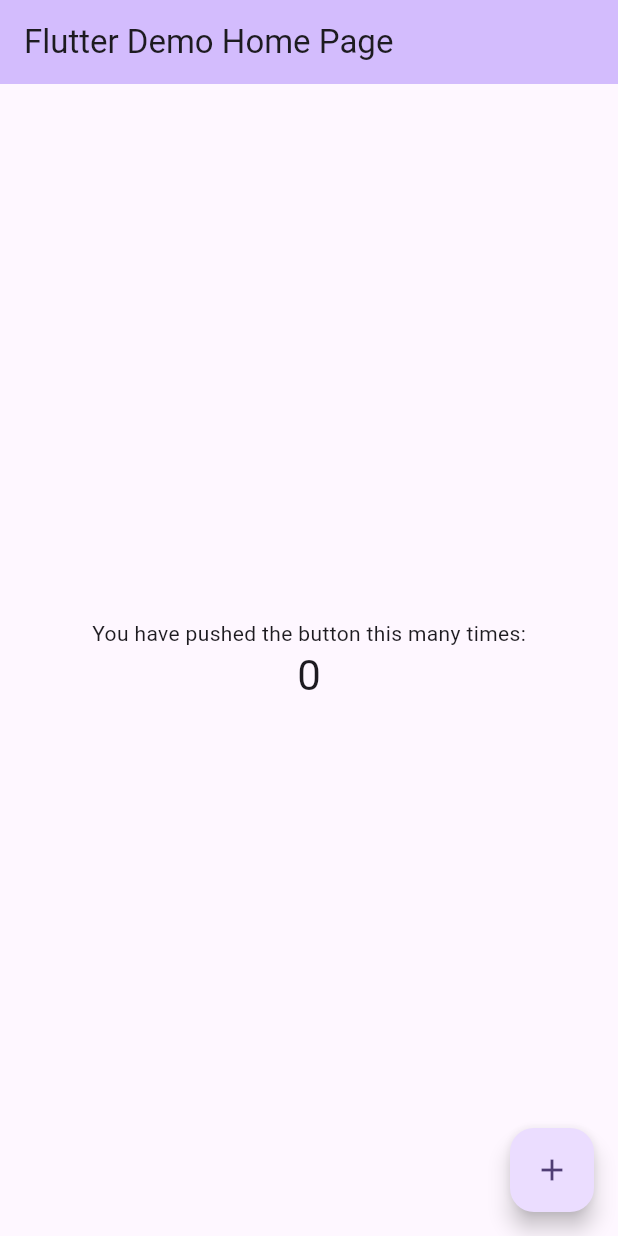
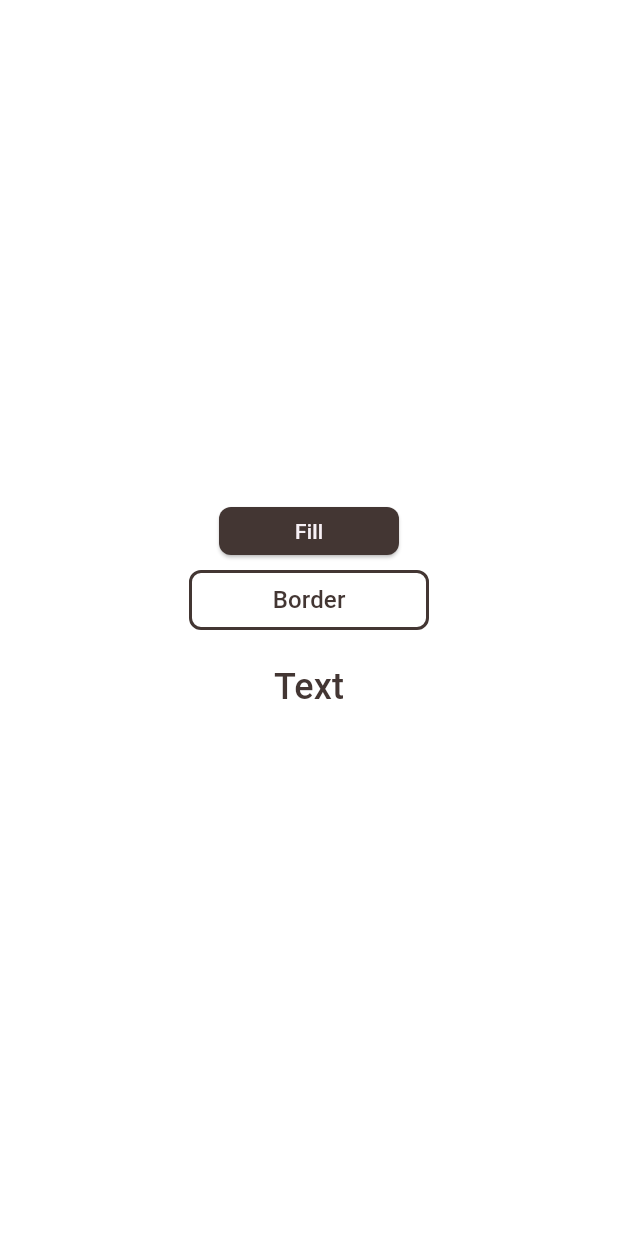
Before and after one commit to Raphdevv/ui_style, a Flutter app: the screen it shows after launch, on a phone screen of 412 x 824 dp. Run offline on Flutter 3.47's test engine with Material 3 defaults, Android fonts, the phone set to English and light mode, and no system bars; Roboto replaces fonts that are missing (Kanit).

Commit message:
add button

```diff
--- a/lib/main.dart
+++ b/lib/main.dart
@@ -1,4 +1,6 @@
 import 'package:flutter/material.dart';
+import 'package:ui_style/presentations/main_page.dart';
+import 'package:ui_style/utils/theme_app.dart';
 
 void main() {
   runApp(const MyApp());
@@ -7,119 +9,15 @@
 class MyApp extends StatelessWidget {
   const MyApp({super.key});
 
-  // This widget is the root of your application.
   @override
   Widget build(BuildContext context) {
     return MaterialApp(
-      title: 'Flutter Demo',
-      theme: ThemeData(
-        // This is the theme of your application.
-        //
-        // TRY THIS: Try running your application with "flutter run". You'll see
-        // the application has a purple toolbar. Then, without quitting the app,
-        // try changing the seedColor in the colorScheme below to Colors.green
-        // and then invoke "hot reload" (save your changes or press the "hot
-        // reload" button in a Flutter-supported IDE, or press "r" if you used
-        // the command line to start the app).
-        //
-        // Notice that the counter didn't reset back to zero; the application
-        // state is not lost during the reload. To reset the state, use hot
-        // restart instead.
-        //
-        // This works for code too, not just values: Most code changes can be
-        // tested with just a hot reload.
-        colorScheme: ColorScheme.fromSeed(seedColor: Colors.deepPurple),
-        useMaterial3: true,
-      ),
-      home: const MyHomePage(title: 'Flutter Demo Home Page'),
+      title: 'UI Style',
+      theme: AppTheme.lightTheme,
+      darkTheme: AppTheme.darkTheme,
+      themeMode: ThemeMode.system,
+      debugShowCheckedModeBanner: false,
+      home: const MainPage(),
     );
   }
 }
-
-class MyHomePage extends StatefulWidget {
-  const MyHomePage({super.key, required this.title});
-
-  // This widget is the home page of your application. It is stateful, meaning
-  // that it has a State object (defined below) that contains fields that affect
-  // how it looks.
-
-  // This class is the configuration for the state. It holds the values (in this
-  // case the title) provided by the parent (in this case the App widget) and
-  // used by the build method of the State. Fields in a Widget subclass are
-  // always marked "final".
-
-  final String title;
-
-  @override
-  State<MyHomePage> createState() => _MyHomePageState();
-}
-
-class _MyHomePageState extends State<MyHomePage> {
-  int _counter = 0;
-
-  void _incrementCounter() {
-    setState(() {
-      // This call to setState tells the Flutter framework that something has
-      // changed in this State, which causes it to rerun the build method below
-      // so that the display can reflect the updated values. If we changed
-      // _counter without calling setState(), then the build method would not be
-      // called again, and so nothing would appear to happen.
-      _counter++;
-    });
-  }
-
-  @override
-  Widget build(BuildContext context) {
-    // This method is rerun every time setState is called, for instance as done
-    // by the _incrementCounter method above.
-    //
-    // The Flutter framework has been optimized to make rerunning build methods
-    // fast, so that you can just rebuild anything that needs updating rather
-    // than having to individually change instances of widgets.
-    return Scaffold(
-      appBar: AppBar(
-        // TRY THIS: Try changing the color here to a specific color (to
-        // Colors.amber, perhaps?) and trigger a hot reload to see the AppBar
-        // change color while the other colors stay the same.
-        backgroundColor: Theme.of(context).colorScheme.inversePrimary,
-        // Here we take the value from the MyHomePage object that was created by
-        // the App.build method, and use it to set our appbar title.
-        title: Text(widget.title),
-      ),
-      body: Center(
-        // Center is a layout widget. It takes a single child and positions it
-        // in the middle of the parent.
-        child: Column(
-          // Column is also a layout widget. It takes a list of children and
-          // arranges them vertically. By default, it sizes itself to fit its
-          // children horizontally, and tries to be as tall as its parent.
-          //
-          // Column has various properties to control how it sizes itself and
-          // how it positions its children. Here we use mainAxisAlignment to
-          // center the children vertically; the main axis here is the vertical
-          // axis because Columns are vertical (the cross axis would be
-          // horizontal).
-          //
-          // TRY THIS: Invoke "debug painting" (choose the "Toggle Debug Paint"
-          // action in the IDE, or press "p" in the console), to see the
-          // wireframe for each widget.
-          mainAxisAlignment: MainAxisAlignment.center,
-          children: <Widget>[
-            const Text(
-              'You have pushed the button this many times:',
-            ),
-            Text(
-              '$_counter',
-              style: Theme.of(context).textTheme.headlineMedium,
-            ),
-          ],
-        ),
-      ),
-      floatingActionButton: FloatingActionButton(
-        onPressed: _incrementCounter,
-        tooltip: 'Increment',
-        child: const Icon(Icons.add),
-      ), // This trailing comma makes auto-formatting nicer for build methods.
-    );
-  }
-}
--- /dev/null
+++ b/lib/presentations/main_page.dart
@@ -0,0 +1,46 @@
+import 'package:flutter/material.dart';
+import 'package:ui_style/utils/app_enums.dart';
+import 'package:ui_style/widgets/u_button_widget.dart';
+
+class MainPage extends StatefulWidget {
+  const MainPage({super.key});
+
+  @override
+  State<MainPage> createState() => _MainPageState();
+}
+
+class _MainPageState extends State<MainPage> {
+  @override
+  Widget build(BuildContext context) {
+    return Scaffold(
+      backgroundColor: Theme.of(context).colorScheme.surface,
+      body: Center(
+        child: Column(
+          mainAxisAlignment: MainAxisAlignment.center,
+          children: [
+            UButtonWidget(
+              text: "Fill",
+              style: UButtonStyle.fill,
+              size: UButtonSize.s,
+              onPressed: () {},
+            ),
+            SizedBox(height: 10),
+            UButtonWidget(
+              text: "Border",
+              style: UButtonStyle.border,
+              size: UButtonSize.m,
+              onPressed: () {},
+            ),
+            SizedBox(height: 10),
+            UButtonWidget(
+              text: "Text",
+              size: UButtonSize.xl,
+              style: UButtonStyle.text,
+              onPressed: () {},
+            ),
+          ],
+        ),
+      ),
+    );
+  }
+}
--- /dev/null
+++ b/lib/utils/app_dimensions.dart
@@ -0,0 +1,31 @@
+import 'package:flutter/material.dart';
+
+class AppDimensionsSize {
+  static Size s = Size(12, 32);
+  static Size m = Size(16, 40);
+  static Size l = Size(20, 48);
+  static Size xl = Size(24, 56);
+}
+
+class AppDimensionsFontSize {
+  static double s = 14.0;
+  static double m = 16.0;
+  static double l = 20.0;
+  static double xl = 24.0;
+}
+
+class AppDimensionsRadius {
+  static double none = 0.0;
+  static double extraSmall = 4.0;
+  static double small = 8.0;
+  static double medium = 12.0;
+  static double large = 16.0;
+  static double largeIncreased = 20.0;
+  static double extraLarge = 28.0;
+  static double extraLargeIncreased = 32.0;
+  static double extraExtraLarge = 48.0;
+}
+
+class UniversalDimensions {
+  static double radiusBtn = AppDimensionsRadius.small;
+}
--- /dev/null
+++ b/lib/utils/app_enums.dart
@@ -0,0 +1,3 @@
+enum UButtonStyle { fill, border, text }
+
+enum UButtonSize { s, m, l, xl }
--- /dev/null
+++ b/lib/widgets/u_button_widget.dart
@@ -0,0 +1,161 @@
+import 'package:flutter/material.dart';
+import 'package:ui_style/utils/app_dimensions.dart';
+import 'package:ui_style/utils/app_enums.dart';
+
+class UButtonWidget extends StatelessWidget {
+  final String text;
+  final IconData? prefixIcon;
+  final IconData? tailIcon;
+  final UButtonStyle style;
+  final UButtonSize size;
+  final double? height;
+  final double? width;
+  final Function()? onPressed;
+
+  const UButtonWidget({
+    super.key,
+    required this.text,
+    this.prefixIcon,
+    this.tailIcon,
+    this.style = UButtonStyle.fill,
+    this.size = UButtonSize.m,
+    this.onPressed,
+    this.height,
+    this.width,
+  });
+
+  // fontSize text flex with attribute size
+  double get fontSize {
+    if (size == UButtonSize.s) {
+      return AppDimensionsFontSize.s;
+    } else if (size == UButtonSize.m) {
+      return AppDimensionsFontSize.m;
+    } else if (size == UButtonSize.l) {
+      return AppDimensionsFontSize.l;
+    } else {
+      return AppDimensionsFontSize.xl;
+    }
+  }
+
+  // color text style flex with attribute style
+  Color? textColor(BuildContext context) {
+    if (style == UButtonStyle.fill) {
+      return Theme.of(context).colorScheme.onPrimary;
+    } else if (style == UButtonStyle.border) {
+      return onPressed != null
+          ? Theme.of(context).colorScheme.primary
+          : Theme.of(context).colorScheme.secondary;
+    } else {
+      return onPressed != null
+          ? Theme.of(context).colorScheme.primary
+          : Theme.of(context).colorScheme.secondary;
+    }
+  }
+
+  // height button flex with attribute size
+  Size get sizeHeight {
+    if (size == UButtonSize.s) {
+      return AppDimensionsSize.s;
+    } else if (size == UButtonSize.m) {
+      return AppDimensionsSize.m;
+    } else if (size == UButtonSize.l) {
+      return AppDimensionsSize.l;
+    } else {
+      return AppDimensionsSize.xl;
+    }
+  }
+
+  // style button flex with attribute style
+  ButtonStyle buttonStyle(BuildContext context) {
+    if (style == UButtonStyle.fill) {
+      return ElevatedButton.styleFrom(
+        backgroundColor: Theme.of(context).colorScheme.primary,
+        foregroundColor: Theme.of(context).colorScheme.onPrimary,
+        disabledBackgroundColor: Theme.of(context).colorScheme.secondary,
+        disabledForegroundColor: Theme.of(context).colorScheme.onSecondary,
+        shape: RoundedRectangleBorder(
+          borderRadius: BorderRadiusGeometry.circular(
+            UniversalDimensions.radiusBtn,
+          ),
+        ),
+      );
+    } else if (style == UButtonStyle.border) {
+      return ElevatedButton.styleFrom(
+        elevation: 0,
+        shadowColor: Colors.transparent,
+        backgroundColor: Colors.transparent,
+        foregroundColor: Theme.of(context).colorScheme.secondary,
+        disabledBackgroundColor: Colors.transparent,
+        disabledForegroundColor: Theme.of(context).colorScheme.onSecondary,
+        shape: RoundedRectangleBorder(
+          side: BorderSide(
+            width: 2,
+            color: onPressed != null
+                ? Theme.of(context).colorScheme.primary
+                : Theme.of(context).colorScheme.secondary,
+          ),
+          borderRadius: BorderRadiusGeometry.circular(
+            UniversalDimensions.radiusBtn,
+          ),
+        ),
+      );
+    } else {
+      return ElevatedButton.styleFrom(
+        elevation: 0,
+        overlayColor: Colors.transparent,
+        shadowColor: Colors.transparent,
+        backgroundColor: Colors.transparent,
+        foregroundColor: Colors.transparent,
+        disabledBackgroundColor: Colors.transparent,
+        disabledForegroundColor: Colors.transparent,
+        shape: RoundedRectangleBorder(
+          borderRadius: BorderRadiusGeometry.circular(
+            UniversalDimensions.radiusBtn,
+          ),
+        ),
+      );
+    }
+  }
+
+  @override
+  Widget build(BuildContext context) {
+    return SizedBox(
+      height: height ?? sizeHeight.height,
+      width: width ?? (sizeHeight.width * 10),
+      child: ElevatedButton(
+        onPressed: onPressed,
+        style: buttonStyle(context),
+        child: Row(
+          mainAxisSize: MainAxisSize.min,
+          mainAxisAlignment: MainAxisAlignment.center,
+          crossAxisAlignment: CrossAxisAlignment.center,
+          children: [
+            if (prefixIcon != null)
+              Flexible(
+                  child: Icon(
+                prefixIcon,
+                color: textColor(context),
+              )),
+            if (prefixIcon != null) SizedBox(width: 10),
+            Flexible(
+              child: Text(
+                text,
+                style: TextStyle(
+                  color: textColor(context),
+                  fontSize: fontSize,
+                ),
+              ),
+            ),
+            if (tailIcon != null) SizedBox(width: 10),
+            if (tailIcon != null)
+              Flexible(
+                  child: Icon(
+                tailIcon,
+                color: textColor(context),
+              )),
+          ],
+        ),
+      ),
+    );
+  }
+}
```
Also changed, not shown: 1 other file.
